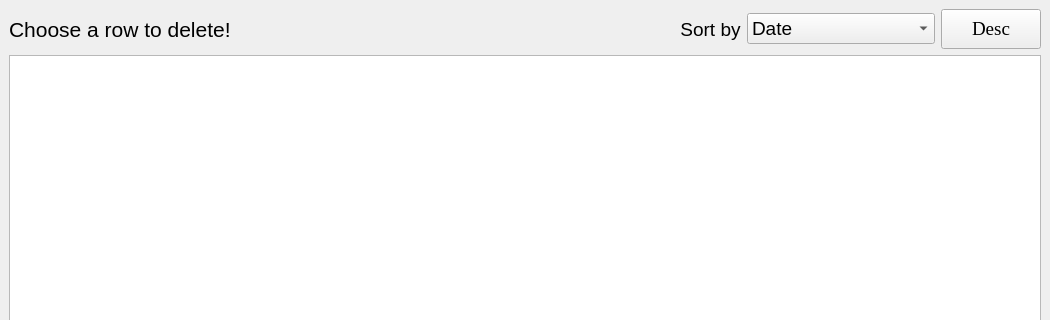
Qt form MyWeather/modifydatawindow.ui (DekronPrime/MyWeather) before a commit; both pictures show x 0 to 1050 and y 0 to 320 of the 1050 by 672 pixel window.
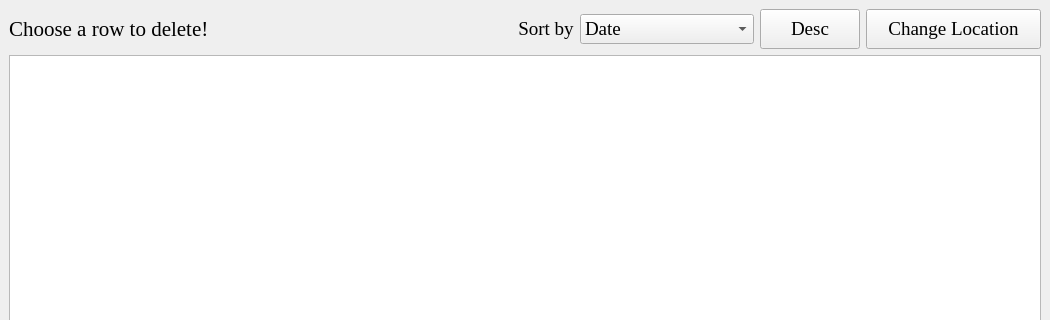
The same form after that commit.

Commit message: replaced changelocation form to modifydatawindow, edited some methods in sqlitedbmanager.cpp, but main window crashed and program is not working

```diff
--- a/MyWeather/modifydatawindow.ui
+++ b/MyWeather/modifydatawindow.ui
@@ -21,6 +21,7 @@
        <widget class="QLabel" name="label">
         <property name="font">
          <font>
+          <family>Times New Roman</family>
           <pointsize>16</pointsize>
          </font>
         </property>
@@ -48,6 +49,7 @@
          <widget class="QLabel" name="sort_lbl">
           <property name="font">
            <font>
+            <family>Times New Roman</family>
             <pointsize>14</pointsize>
            </font>
           </property>
@@ -63,6 +65,7 @@
          <widget class="QComboBox" name="sort_CB">
           <property name="font">
            <font>
+            <family>Times New Roman</family>
             <pointsize>14</pointsize>
            </font>
           </property>
@@ -140,6 +143,31 @@
         </item>
        </layout>
       </item>
+      <item>
+       <widget class="QPushButton" name="pushButton">
+        <property name="minimumSize">
+         <size>
+          <width>175</width>
+          <height>40</height>
+         </size>
+        </property>
+        <property name="baseSize">
+         <size>
+          <width>0</width>
+          <height>0</height>
+         </size>
+        </property>
+        <property name="font">
+         <font>
+          <family>Times New Roman</family>
+          <pointsize>14</pointsize>
+         </font>
+        </property>
+        <property name="text">
+         <string>Change Location</string>
+        </property>
+       </widget>
+      </item>
      </layout>
     </item>
     <item>
```
Left out of the diff: 3 changed lines with no effect on the pictures. The commit also changes 14 other files.
